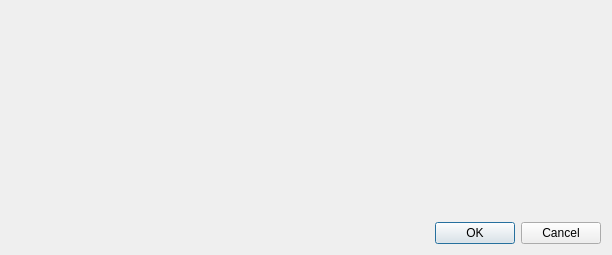
Old version of the form src/gui/EditWidget.ui in the repository keepassxreboot/keepassxc.
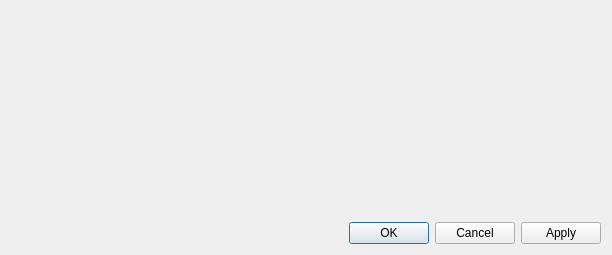
New version of the form. Custom widgets are drawn as their Qt base class.

Commit message: Add "Apply" button to entry and group edit windows

```diff
--- a/src/gui/EditWidget.ui
+++ b/src/gui/EditWidget.ui
@@ -66,7 +66,7 @@
      <item>
       <widget class="QDialogButtonBox" name="buttonBox">
        <property name="standardButtons">
-        <set>QDialogButtonBox::Cancel|QDialogButtonBox::Ok</set>
+        <set>QDialogButtonBox::Apply|QDialogButtonBox::Cancel|QDialogButtonBox::Ok</set>
        </property>
       </widget>
      </item>
```
The commit also changes 7 other files.
